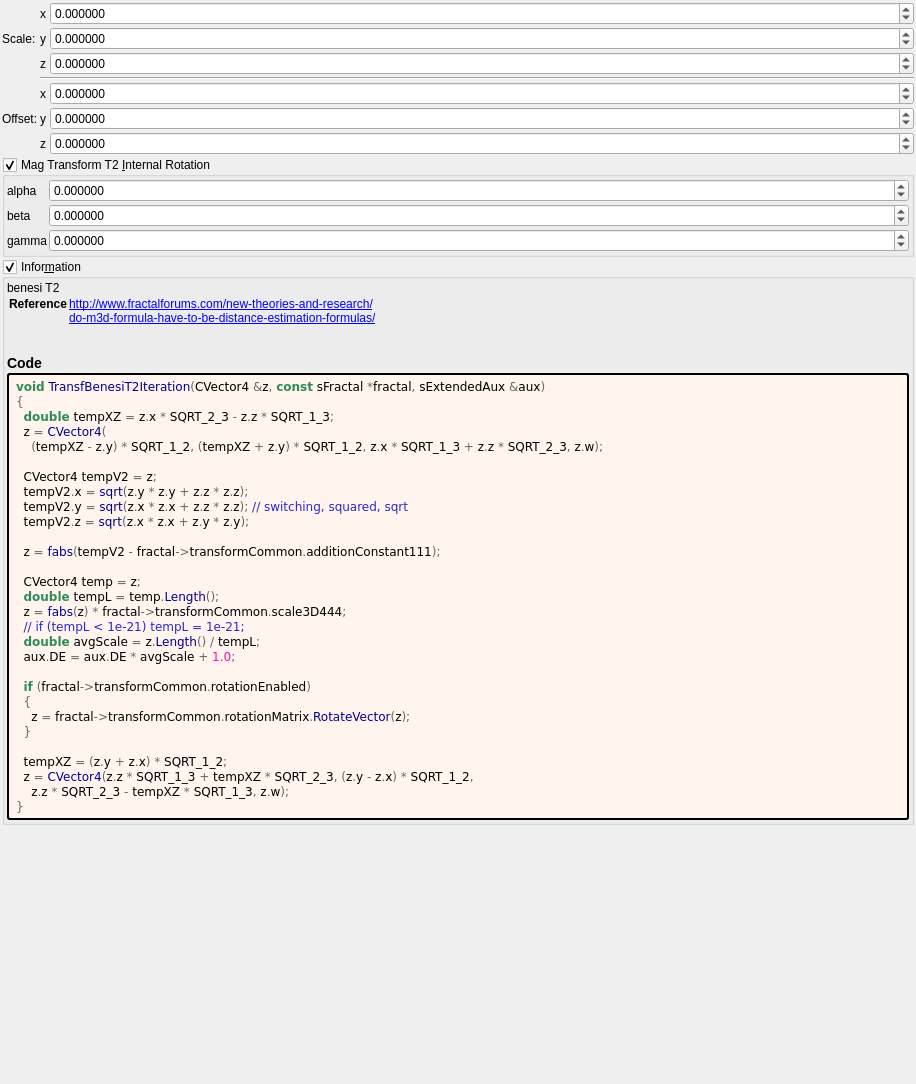
Before: the Qt Designer form mandelbulber2/formula/ui/transf_benesi_t2.ui in buddhi1980/mandelbulber2, drawn with Qt 5.
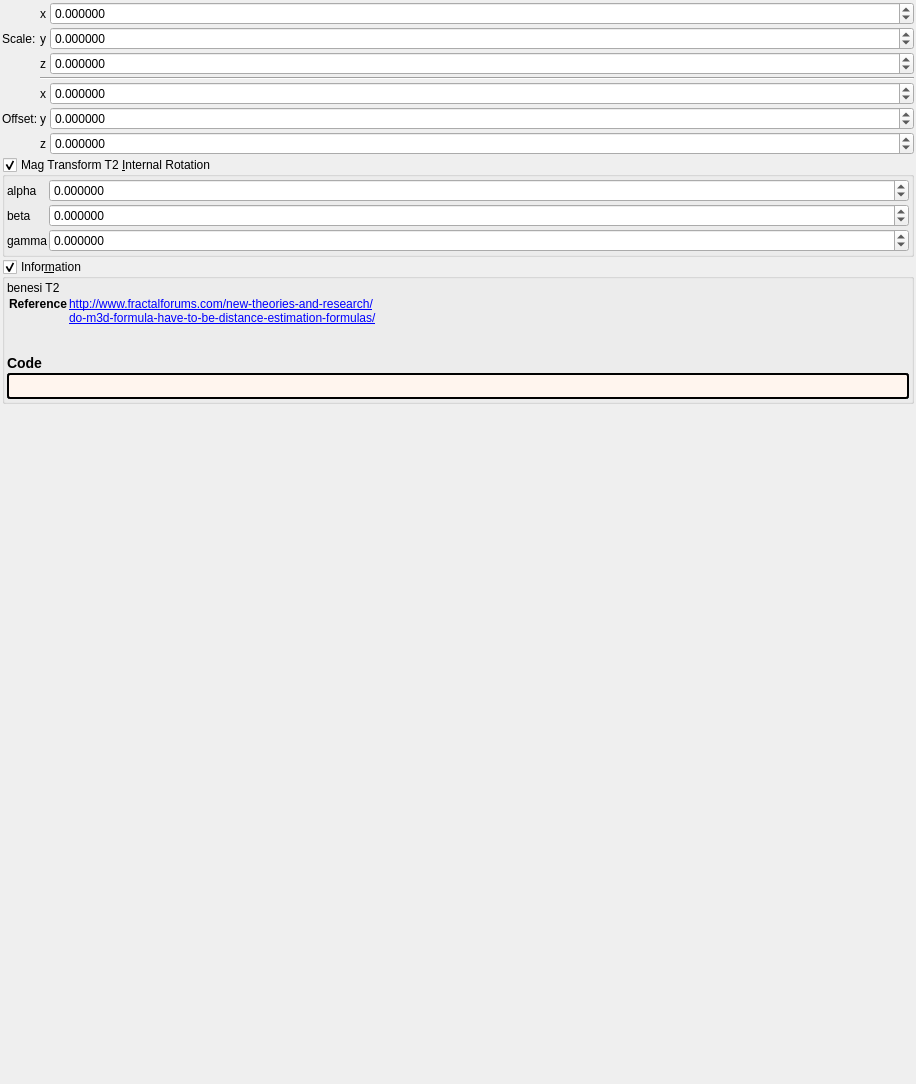
After: the same form once the commit is applied. Custom widgets are drawn as their Qt base class.

Patch:
```diff
--- a/mandelbulber2/formula/ui/transf_benesi_t2.ui
+++ b/mandelbulber2/formula/ui/transf_benesi_t2.ui
@@ -460,38 +460,7 @@
          <string notr="true">border-style: outset; border-width: 2px; border-radius: 3px; border-color: black; background-color: #fff5ee; padding: 4px;</string>
         </property>
         <property name="text">
-         <string notr="true">&lt;body style=&quot;background-color:#fff5ee&quot;&gt;
-&lt;pre style=&quot;color:#000000; background-color:#fff5ee;  font-family:'Courier New',monospace;&quot;&gt;&lt;span style=&quot;color:#2e8b57; font-weight:bold&quot;&gt;void&lt;/span&gt; &lt;span style=&quot;color:#00008f&quot;&gt;TransfBenesiT2Iteration&lt;/span&gt;&lt;span style=&quot;color:#676767&quot;&gt;(&lt;/span&gt;CVector4 &lt;span style=&quot;color:#676767&quot;&gt;&amp;amp;&lt;/span&gt;z&lt;span style=&quot;color:#676767&quot;&gt;,&lt;/span&gt; &lt;span style=&quot;color:#2e8b57; font-weight:bold&quot;&gt;const&lt;/span&gt; sFractal &lt;span style=&quot;color:#676767&quot;&gt;*&lt;/span&gt;fractal&lt;span style=&quot;color:#676767&quot;&gt;,&lt;/span&gt; sExtendedAux &lt;span style=&quot;color:#676767&quot;&gt;&amp;amp;&lt;/span&gt;aux&lt;span style=&quot;color:#676767&quot;&gt;)&lt;/span&gt;
-&lt;span style=&quot;color:#676767&quot;&gt;{&lt;/span&gt;
-  &lt;span style=&quot;color:#2e8b57; font-weight:bold&quot;&gt;double&lt;/span&gt; tempXZ &lt;span style=&quot;color:#676767&quot;&gt;=&lt;/span&gt; z&lt;span style=&quot;color:#676767&quot;&gt;.&lt;/span&gt;x &lt;span style=&quot;color:#676767&quot;&gt;*&lt;/span&gt; SQRT_2_3 &lt;span style=&quot;color:#676767&quot;&gt;-&lt;/span&gt; z&lt;span style=&quot;color:#676767&quot;&gt;.&lt;/span&gt;z &lt;span style=&quot;color:#676767&quot;&gt;*&lt;/span&gt; SQRT_1_3&lt;span style=&quot;color:#676767&quot;&gt;;&lt;/span&gt;
-  z &lt;span style=&quot;color:#676767&quot;&gt;=&lt;/span&gt; &lt;span style=&quot;color:#00008f&quot;&gt;CVector4&lt;/span&gt;&lt;span style=&quot;color:#676767&quot;&gt;(&lt;/span&gt;
-    &lt;span style=&quot;color:#676767&quot;&gt;(&lt;/span&gt;tempXZ &lt;span style=&quot;color:#676767&quot;&gt;-&lt;/span&gt; z&lt;span style=&quot;color:#676767&quot;&gt;.&lt;/span&gt;y&lt;span style=&quot;color:#676767&quot;&gt;) *&lt;/span&gt; SQRT_1_2&lt;span style=&quot;color:#676767&quot;&gt;, (&lt;/span&gt;tempXZ &lt;span style=&quot;color:#676767&quot;&gt;+&lt;/span&gt; z&lt;span style=&quot;color:#676767&quot;&gt;.&lt;/span&gt;y&lt;span style=&quot;color:#676767&quot;&gt;) *&lt;/span&gt; SQRT_1_2&lt;span style=&quot;color:#676767&quot;&gt;,&lt;/span&gt; z&lt;span style=&quot;color:#676767&quot;&gt;.&lt;/span&gt;x &lt;span style=&quot;color:#676767&quot;&gt;*&lt;/span&gt; SQRT_1_3 &lt;span style=&quot;color:#676767&quot;&gt;+&lt;/span&gt; z&lt;span style=&quot;color:#676767&quot;&gt;.&lt;/span&gt;z &lt;span style=&quot;color:#676767&quot;&gt;*&lt;/span&gt; SQRT_2_3&lt;span style=&quot;color:#676767&quot;&gt;,&lt;/span&gt; z&lt;span style=&quot;color:#676767&quot;&gt;.&lt;/span&gt;w&lt;span style=&quot;color:#676767&quot;&gt;);&lt;/span&gt;
-
-  CVector4 tempV2 &lt;span style=&quot;color:#676767&quot;&gt;=&lt;/span&gt; z&lt;span style=&quot;color:#676767&quot;&gt;;&lt;/span&gt;
-  tempV2&lt;span style=&quot;color:#676767&quot;&gt;.&lt;/span&gt;x &lt;span style=&quot;color:#676767&quot;&gt;=&lt;/span&gt; &lt;span style=&quot;color:#00008f&quot;&gt;sqrt&lt;/span&gt;&lt;span style=&quot;color:#676767&quot;&gt;(&lt;/span&gt;z&lt;span style=&quot;color:#676767&quot;&gt;.&lt;/span&gt;y &lt;span style=&quot;color:#676767&quot;&gt;*&lt;/span&gt; z&lt;span style=&quot;color:#676767&quot;&gt;.&lt;/span&gt;y &lt;span style=&quot;color:#676767&quot;&gt;+&lt;/span&gt; z&lt;span style=&quot;color:#676767&quot;&gt;.&lt;/span&gt;z &lt;span style=&quot;color:#676767&quot;&gt;*&lt;/span&gt; z&lt;span style=&quot;color:#676767&quot;&gt;.&lt;/span&gt;z&lt;span style=&quot;color:#676767&quot;&gt;);&lt;/span&gt;
-  tempV2&lt;span style=&quot;color:#676767&quot;&gt;.&lt;/span&gt;y &lt;span style=&quot;color:#676767&quot;&gt;=&lt;/span&gt; &lt;span style=&quot;color:#00008f&quot;&gt;sqrt&lt;/span&gt;&lt;span style=&quot;color:#676767&quot;&gt;(&lt;/span&gt;z&lt;span style=&quot;color:#676767&quot;&gt;.&lt;/span&gt;x &lt;span style=&quot;color:#676767&quot;&gt;*&lt;/span&gt; z&lt;span style=&quot;color:#676767&quot;&gt;.&lt;/span&gt;x &lt;span style=&quot;color:#676767&quot;&gt;+&lt;/span&gt; z&lt;span style=&quot;color:#676767&quot;&gt;.&lt;/span&gt;z &lt;span style=&quot;color:#676767&quot;&gt;*&lt;/span&gt; z&lt;span style=&quot;color:#676767&quot;&gt;.&lt;/span&gt;z&lt;span style=&quot;color:#676767&quot;&gt;);&lt;/span&gt; &lt;span style=&quot;color:#2929cc&quot;&gt;// switching, squared, sqrt&lt;/span&gt;
-  tempV2&lt;span style=&quot;color:#676767&quot;&gt;.&lt;/span&gt;z &lt;span style=&quot;color:#676767&quot;&gt;=&lt;/span&gt; &lt;span style=&quot;color:#00008f&quot;&gt;sqrt&lt;/span&gt;&lt;span style=&quot;color:#676767&quot;&gt;(&lt;/span&gt;z&lt;span style=&quot;color:#676767&quot;&gt;.&lt;/span&gt;x &lt;span style=&quot;color:#676767&quot;&gt;*&lt;/span&gt; z&lt;span style=&quot;color:#676767&quot;&gt;.&lt;/span&gt;x &lt;span style=&quot;color:#676767&quot;&gt;+&lt;/span&gt; z&lt;span style=&quot;color:#676767&quot;&gt;.&lt;/span&gt;y &lt;span style=&quot;color:#676767&quot;&gt;*&lt;/span&gt; z&lt;span style=&quot;color:#676767&quot;&gt;.&lt;/span&gt;y&lt;span style=&quot;color:#676767&quot;&gt;);&lt;/span&gt;
-
-  z &lt;span style=&quot;color:#676767&quot;&gt;=&lt;/span&gt; &lt;span style=&quot;color:#00008f&quot;&gt;fabs&lt;/span&gt;&lt;span style=&quot;color:#676767&quot;&gt;(&lt;/span&gt;tempV2 &lt;span style=&quot;color:#676767&quot;&gt;-&lt;/span&gt; fractal&lt;span style=&quot;color:#676767&quot;&gt;-&amp;gt;&lt;/span&gt;transformCommon&lt;span style=&quot;color:#676767&quot;&gt;.&lt;/span&gt;additionConstant111&lt;span style=&quot;color:#676767&quot;&gt;);&lt;/span&gt;
-
-  CVector4 temp &lt;span style=&quot;color:#676767&quot;&gt;=&lt;/span&gt; z&lt;span style=&quot;color:#676767&quot;&gt;;&lt;/span&gt;
-  &lt;span style=&quot;color:#2e8b57; font-weight:bold&quot;&gt;double&lt;/span&gt; tempL &lt;span style=&quot;color:#676767&quot;&gt;=&lt;/span&gt; temp&lt;span style=&quot;color:#676767&quot;&gt;.&lt;/span&gt;&lt;span style=&quot;color:#00008f&quot;&gt;Length&lt;/span&gt;&lt;span style=&quot;color:#676767&quot;&gt;();&lt;/span&gt;
-  z &lt;span style=&quot;color:#676767&quot;&gt;=&lt;/span&gt; &lt;span style=&quot;color:#00008f&quot;&gt;fabs&lt;/span&gt;&lt;span style=&quot;color:#676767&quot;&gt;(&lt;/span&gt;z&lt;span style=&quot;color:#676767&quot;&gt;) *&lt;/span&gt; fractal&lt;span style=&quot;color:#676767&quot;&gt;-&amp;gt;&lt;/span&gt;transformCommon&lt;span style=&quot;color:#676767&quot;&gt;.&lt;/span&gt;scale3D444&lt;span style=&quot;color:#676767&quot;&gt;;&lt;/span&gt;
-  &lt;span style=&quot;color:#2929cc&quot;&gt;// if (tempL &amp;lt; 1e-21) tempL = 1e-21;&lt;/span&gt;
-  &lt;span style=&quot;color:#2e8b57; font-weight:bold&quot;&gt;double&lt;/span&gt; avgScale &lt;span style=&quot;color:#676767&quot;&gt;=&lt;/span&gt; z&lt;span style=&quot;color:#676767&quot;&gt;.&lt;/span&gt;&lt;span style=&quot;color:#00008f&quot;&gt;Length&lt;/span&gt;&lt;span style=&quot;color:#676767&quot;&gt;() /&lt;/span&gt; tempL&lt;span style=&quot;color:#676767&quot;&gt;;&lt;/span&gt;
-  aux&lt;span style=&quot;color:#676767&quot;&gt;.&lt;/span&gt;DE &lt;span style=&quot;color:#676767&quot;&gt;=&lt;/span&gt; aux&lt;span style=&quot;color:#676767&quot;&gt;.&lt;/span&gt;DE &lt;span style=&quot;color:#676767&quot;&gt;*&lt;/span&gt; avgScale &lt;span style=&quot;color:#676767&quot;&gt;+&lt;/span&gt; &lt;span style=&quot;color:#ff1493&quot;&gt;1.0&lt;/span&gt;&lt;span style=&quot;color:#676767&quot;&gt;;&lt;/span&gt;
-
-  &lt;span style=&quot;color:#2e8b57; font-weight:bold&quot;&gt;if&lt;/span&gt; &lt;span style=&quot;color:#676767&quot;&gt;(&lt;/span&gt;fractal&lt;span style=&quot;color:#676767&quot;&gt;-&amp;gt;&lt;/span&gt;transformCommon&lt;span style=&quot;color:#676767&quot;&gt;.&lt;/span&gt;rotationEnabled&lt;span style=&quot;color:#676767&quot;&gt;)&lt;/span&gt;
-  &lt;span style=&quot;color:#676767&quot;&gt;{&lt;/span&gt;
-    z &lt;span style=&quot;color:#676767&quot;&gt;=&lt;/span&gt; fractal&lt;span style=&quot;color:#676767&quot;&gt;-&amp;gt;&lt;/span&gt;transformCommon&lt;span style=&quot;color:#676767&quot;&gt;.&lt;/span&gt;rotationMatrix&lt;span style=&quot;color:#676767&quot;&gt;.&lt;/span&gt;&lt;span style=&quot;color:#00008f&quot;&gt;RotateVector&lt;/span&gt;&lt;span style=&quot;color:#676767&quot;&gt;(&lt;/span&gt;z&lt;span style=&quot;color:#676767&quot;&gt;);&lt;/span&gt;
-  &lt;span style=&quot;color:#676767&quot;&gt;}&lt;/span&gt;
-
-  tempXZ &lt;span style=&quot;color:#676767&quot;&gt;= (&lt;/span&gt;z&lt;span style=&quot;color:#676767&quot;&gt;.&lt;/span&gt;y &lt;span style=&quot;color:#676767&quot;&gt;+&lt;/span&gt; z&lt;span style=&quot;color:#676767&quot;&gt;.&lt;/span&gt;x&lt;span style=&quot;color:#676767&quot;&gt;) *&lt;/span&gt; SQRT_1_2&lt;span style=&quot;color:#676767&quot;&gt;;&lt;/span&gt;
-  z &lt;span style=&quot;color:#676767&quot;&gt;=&lt;/span&gt; &lt;span style=&quot;color:#00008f&quot;&gt;CVector4&lt;/span&gt;&lt;span style=&quot;color:#676767&quot;&gt;(&lt;/span&gt;z&lt;span style=&quot;color:#676767&quot;&gt;.&lt;/span&gt;z &lt;span style=&quot;color:#676767&quot;&gt;*&lt;/span&gt; SQRT_1_3 &lt;span style=&quot;color:#676767&quot;&gt;+&lt;/span&gt; tempXZ &lt;span style=&quot;color:#676767&quot;&gt;*&lt;/span&gt; SQRT_2_3&lt;span style=&quot;color:#676767&quot;&gt;, (&lt;/span&gt;z&lt;span style=&quot;color:#676767&quot;&gt;.&lt;/span&gt;y &lt;span style=&quot;color:#676767&quot;&gt;-&lt;/span&gt; z&lt;span style=&quot;color:#676767&quot;&gt;.&lt;/span&gt;x&lt;span style=&quot;color:#676767&quot;&gt;) *&lt;/span&gt; SQRT_1_2&lt;span style=&quot;color:#676767&quot;&gt;,&lt;/span&gt;
-    z&lt;span style=&quot;color:#676767&quot;&gt;.&lt;/span&gt;z &lt;span style=&quot;color:#676767&quot;&gt;*&lt;/span&gt; SQRT_2_3 &lt;span style=&quot;color:#676767&quot;&gt;-&lt;/span&gt; tempXZ &lt;span style=&quot;color:#676767&quot;&gt;*&lt;/span&gt; SQRT_1_3&lt;span style=&quot;color:#676767&quot;&gt;,&lt;/span&gt; z&lt;span style=&quot;color:#676767&quot;&gt;.&lt;/span&gt;w&lt;span style=&quot;color:#676767&quot;&gt;);&lt;/span&gt;
-&lt;span style=&quot;color:#676767&quot;&gt;}&lt;/span&gt;
-&lt;/pre&gt;
-&lt;/body&gt;</string>
+         <string notr="true"></string>
         </property>
         <property name="wordWrap">
          <bool>true</bool>
```
